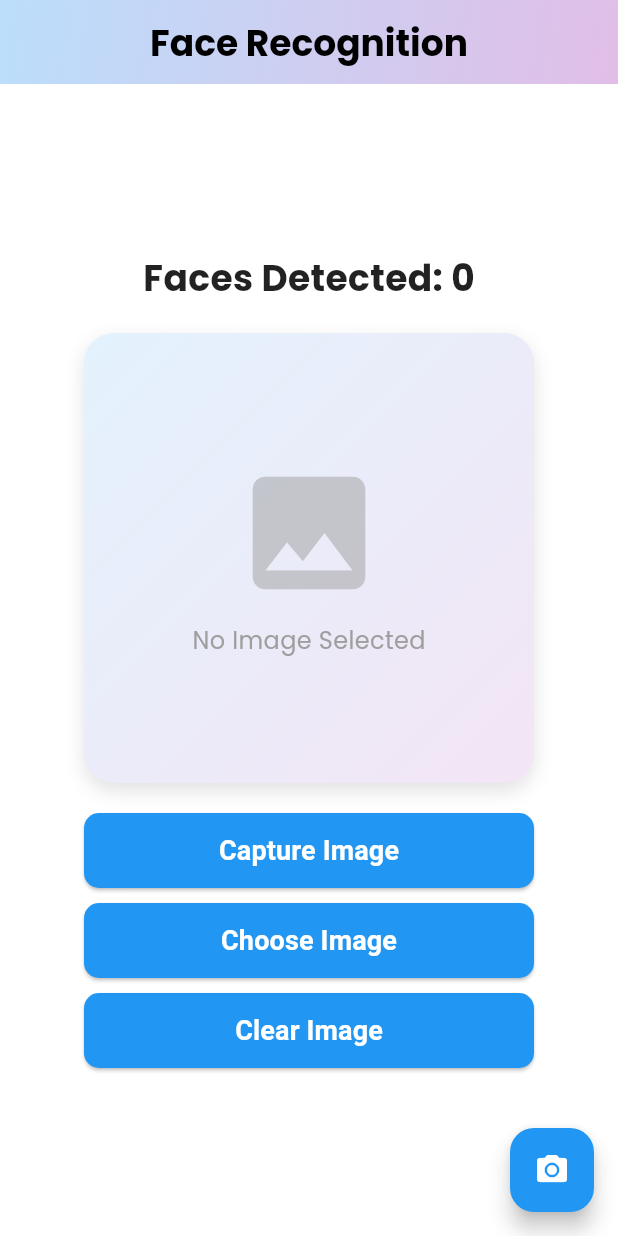
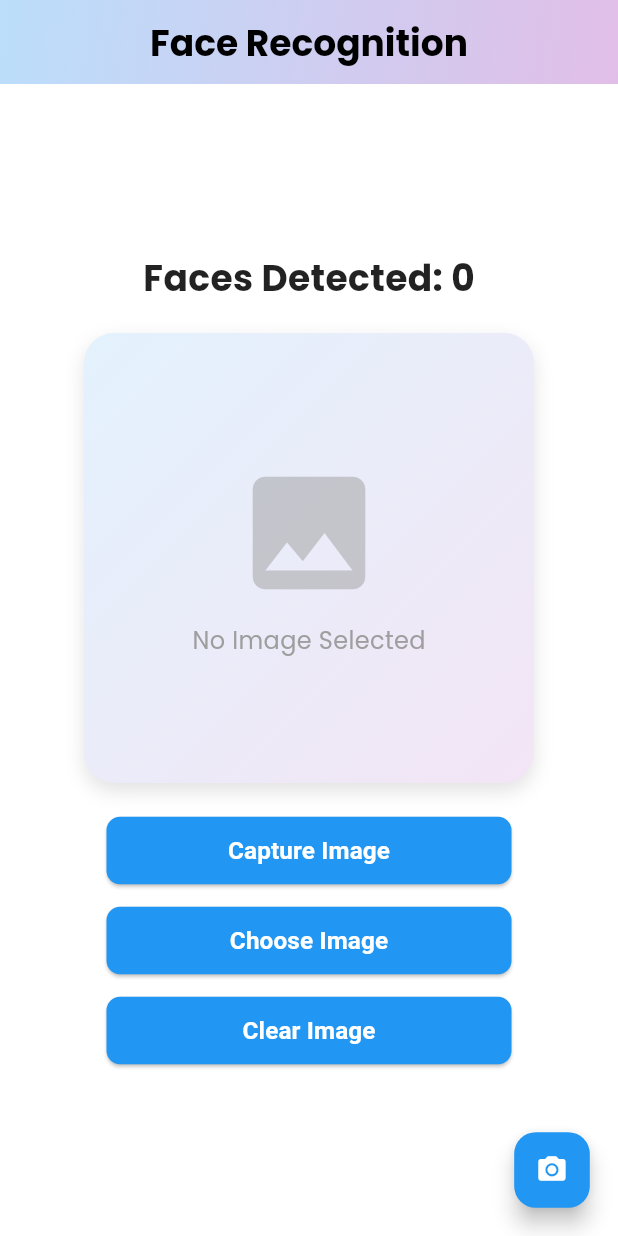
Before and after one commit to RensithUdara/face-detection-app, a Flutter app: the screen it shows after launch, on a phone screen of 412 x 824 dp. Run offline on Flutter 3.47's test engine with Material 3 defaults, Android fonts, the phone set to English and light mode, and no system bars; our stand-ins replace flutter_spinkit, google_fonts, image_picker; missing offline and left inert: google_mlkit_face_detection.

Commit message:
Add animations for image selection and capture buttons; implement fade-in and scale transitions for improved user experience

```diff
--- a/lib/choose_or_capture.dart
+++ b/lib/choose_or_capture.dart
@@ -7,8 +7,8 @@ import 'package:flutter/material.dart';
 import 'package:google_mlkit_face_detection/google_mlkit_face_detection.dart';
 import 'package:image_picker/image_picker.dart';
 import 'dart:ui' as ui;
-import 'package:google_fonts/google_fonts.dart';
-import 'package:flutter_spinkit/flutter_spinkit.dart';
+import 'package:google_fonts/google_fonts.dart'; // For better typography
+import 'package:flutter_spinkit/flutter_spinkit.dart'; // For custom loading animation
 
 class ChooseOrCapture extends StatefulWidget {
   const ChooseOrCapture({super.key});
@@ -17,12 +17,37 @@ class ChooseOrCapture extends StatefulWidget {
   State<ChooseOrCapture> createState() => _ChooseOrCaptureState();
 }
 
-class _ChooseOrCaptureState extends State<ChooseOrCapture> {
+class _ChooseOrCaptureState extends State<ChooseOrCapture>
+    with SingleTickerProviderStateMixin {
   File? _image;
   final ImagePicker _picker = ImagePicker();
   List<Face> _faces = [];
   ui.Image? _imageUi;
   bool _isLoading = false;
+  late AnimationController _controller;
+  late Animation<double> _scaleAnimation;
+  late Animation<double> _fadeAnimation;
+
+  @override
+  void initState() {
+    super.initState();
+    _controller = AnimationController(
+      vsync: this,
+      duration: const Duration(milliseconds: 500),
+    );
+    _scaleAnimation = Tween<double>(begin: 0.9, end: 1.0).animate(
+      CurvedAnimation(parent: _controller, curve: Curves.easeInOut),
+    );
+    _fadeAnimation = Tween<double>(begin: 0.0, end: 1.0).animate(
+      CurvedAnimation(parent: _controller, curve: Curves.easeIn),
+    );
+  }
+
+  @override
+  void dispose() {
+    _controller.dispose();
+    super.dispose();
+  }
 
   Future<void> chooseImage() async {
     setState(() {
@@ -54,6 +79,7 @@ class _ChooseOrCaptureState extends State<ChooseOrCapture> {
         _faces = faces;
       });
       await loadImage(imageFile);
+      _controller.forward(from: 0.0); // Trigger fade-in animation
     } catch (e) {
       ScaffoldMessenger.of(context).showSnackBar(
         SnackBar(
@@ -165,20 +191,26 @@ class _ChooseOrCaptureState extends State<ChooseOrCapture> {
                 child: _image != null
                     ? ClipRRect(
                         borderRadius: BorderRadius.circular(20),
+                        child: FadeTransition(
+                          opacity: _fadeAnimation,
                           child: CustomPaint(
                             painter: _imageUi != null
                                 ? FacePainter(_imageUi!, _faces)
                                 : null,
+                          ),
                         ),
                       )
                     : Center(
                         child: Column(
                           mainAxisAlignment: MainAxisAlignment.center,
                           children: [
-                            Icon(
+                            RotationTransition(
+                              turns: _controller,
+                              child: Icon(
                                 Icons.image,
                                 size: 100,
                                 color: Colors.grey.withOpacity(0.5),
+                              ),
                             ),
                             const SizedBox(height: 10),
                             Text(
@@ -200,28 +232,37 @@ class _ChooseOrCaptureState extends State<ChooseOrCapture> {
                     )
                   : Column(
                       children: [
-                        CustomElevatedButton(
+                        ScaleTransition(
+                          scale: _scaleAnimation,
+                          child: CustomElevatedButton(
                             text: 'Capture Image',
                             onPressed: _isLoading ? null : captureImage,
                             icon: Icons.camera_alt,
                             backgroundColor: Colors.blue,
                             textColor: Colors.white,
                           ),
+                        ),
                         const SizedBox(height: 10),
-                        CustomElevatedButton(
+                        ScaleTransition(
+                          scale: _scaleAnimation,
+                          child: CustomElevatedButton(
                             text: 'Choose Image',
                             onPressed: _isLoading ? null : chooseImage,
                             icon: Icons.photo_library,
                             backgroundColor: Colors.purple,
                             textColor: Colors.white,
                           ),
+                        ),
                         const SizedBox(height: 10),
-                        CustomElevatedButton(
+                        ScaleTransition(
+                          scale: _scaleAnimation,
+                          child: CustomElevatedButton(
                             text: 'Clear Image',
                             onPressed: _isLoading ? null : clearImage,
                             icon: Icons.delete,
                             backgroundColor: Colors.red,
                             textColor: Colors.white,
+                          ),
                         ),
                       ],
                     ),
@@ -230,7 +271,7 @@ class _ChooseOrCaptureState extends State<ChooseOrCapture> {
         ),
       ),
       floatingActionButton: ScaleTransition(
-        scale: AlwaysStoppedAnimation(_isLoading ? 0.9 : 1.0),
+        scale: _scaleAnimation,
         child: FloatingActionButton(
           onPressed: _isLoading ? null : captureImage,
           backgroundColor: Colors.blue,
```
Lines whose indentation alone changed are shown as unchanged.
